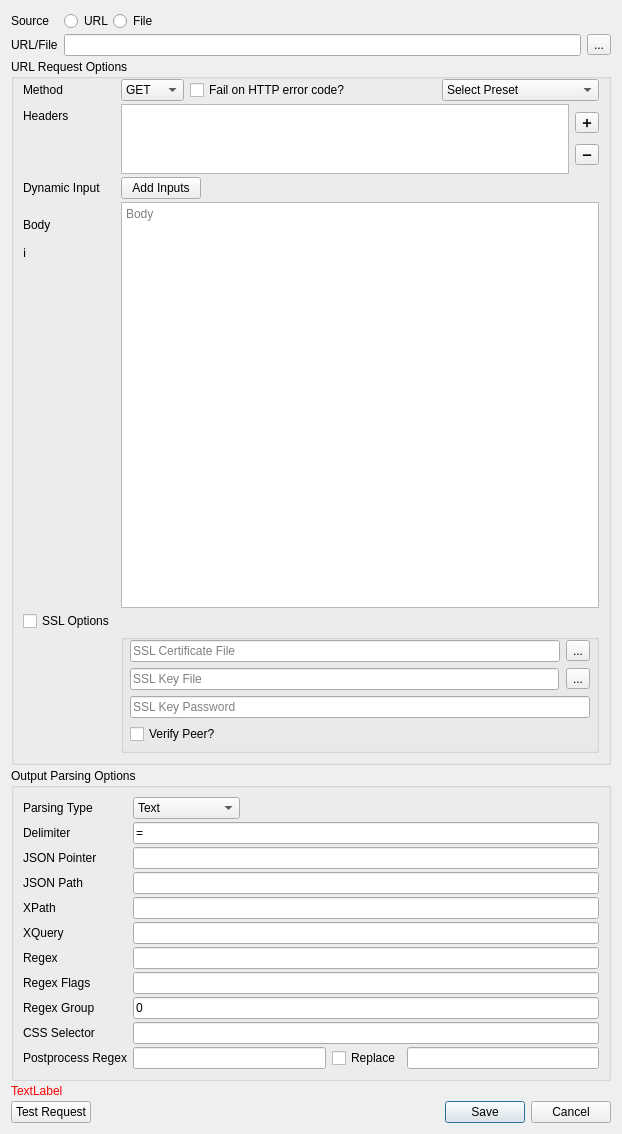
locaal-ai/obs-urlsource, file src/ui/requestbuilder.ui: the form before one commit.
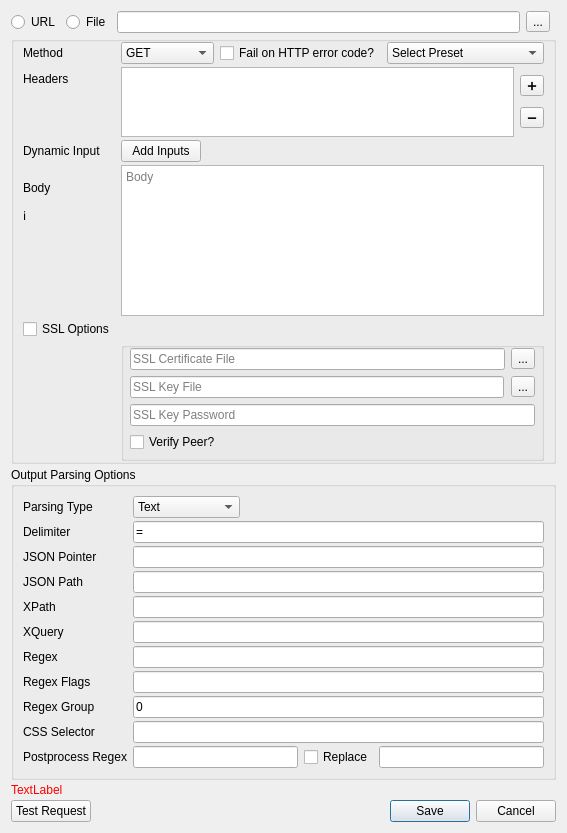
The form after the commit.

```diff
--- a/src/ui/requestbuilder.ui
+++ b/src/ui/requestbuilder.ui
@@ -6,12 +6,12 @@
    <rect>
     <x>0</x>
     <y>0</y>
-    <width>622</width>
-    <height>1134</height>
+    <width>498</width>
+    <height>833</height>
    </rect>
   </property>
   <property name="sizePolicy">
-   <sizepolicy hsizetype="Preferred" vsizetype="Minimum">
+   <sizepolicy hsizetype="Preferred" vsizetype="Fixed">
     <horstretch>0</horstretch>
     <verstretch>0</verstretch>
    </sizepolicy>
@@ -31,16 +31,10 @@
        <verstretch>0</verstretch>
       </sizepolicy>
      </property>
-     <layout class="QFormLayout" name="formLayout">
+     <layout class="QHBoxLayout" name="horizontalLayout_4">
       <property name="sizeConstraint">
        <enum>QLayout::SetDefaultConstraint</enum>
       </property>
-      <property name="fieldGrowthPolicy">
-       <enum>QFormLayout::ExpandingFieldsGrow</enum>
-      </property>
-      <property name="verticalSpacing">
-       <number>3</number>
-      </property>
       <property name="leftMargin">
        <number>0</number>
       </property>
@@ -53,62 +47,27 @@
       <property name="bottomMargin">
        <number>0</number>
       </property>
-      <item row="0" column="0">
-       <widget class="QLabel" name="label">
+      <item>
+       <widget class="QRadioButton" name="urlRadioButton">
+        <property name="sizePolicy">
+         <sizepolicy hsizetype="Fixed" vsizetype="Fixed">
+          <horstretch>0</horstretch>
+          <verstretch>0</verstretch>
+         </sizepolicy>
+        </property>
         <property name="text">
-         <string>Source</string>
+         <string>URL</string>
         </property>
        </widget>
       </item>
-      <item row="0" column="1">
-       <widget class="QWidget" name="widget_2" native="true">
-        <layout class="QHBoxLayout" name="horizontalLayout">
-         <property name="spacing">
-          <number>0</number>
-         </property>
-         <property name="leftMargin">
-          <number>0</number>
-         </property>
-         <property name="topMargin">
-          <number>0</number>
-         </property>
-         <property name="rightMargin">
-          <number>0</number>
-         </property>
-         <property name="bottomMargin">
-          <number>0</number>
-         </property>
-         <item>
-          <widget class="QRadioButton" name="urlRadioButton">
-           <property name="sizePolicy">
-            <sizepolicy hsizetype="Fixed" vsizetype="Fixed">
-             <horstretch>0</horstretch>
-             <verstretch>0</verstretch>
-            </sizepolicy>
-           </property>
-           <property name="text">
-            <string>URL</string>
-           </property>
-          </widget>
-         </item>
-         <item>
-          <widget class="QRadioButton" name="fileRadioButton">
-           <property name="text">
-            <string>File</string>
-           </property>
-          </widget>
-         </item>
-        </layout>
-       </widget>
-      </item>
-      <item row="1" column="0">
-       <widget class="QLabel" name="label_2">
+      <item>
+       <widget class="QRadioButton" name="fileRadioButton">
         <property name="text">
-         <string>URL/File</string>
+         <string>File</string>
         </property>
        </widget>
       </item>
-      <item row="1" column="1">
+      <item>
        <widget class="QWidget" name="widget_3" native="true">
         <layout class="QHBoxLayout" name="horizontalLayout_2">
          <property name="leftMargin">
@@ -136,19 +95,34 @@
         </layout>
        </widget>
       </item>
+      <item>
+       <widget class="QWidget" name="widget_2" native="true">
+        <layout class="QHBoxLayout" name="horizontalLayout">
+         <property name="spacing">
+          <number>0</number>
+         </property>
+         <property name="leftMargin">
+          <number>0</number>
+         </property>
+         <property name="topMargin">
+          <number>0</number>
+         </property>
+         <property name="rightMargin">
+          <number>0</number>
+         </property>
+         <property name="bottomMargin">
+          <number>0</number>
+         </property>
+        </layout>
+       </widget>
+      </item>
      </layout>
     </widget>
    </item>
    <item>
     <widget class="QGroupBox" name="urlRequestOptionsGroup">
-     <property name="sizePolicy">
-      <sizepolicy hsizetype="Preferred" vsizetype="Minimum">
-       <horstretch>0</horstretch>
-       <verstretch>0</verstretch>
-      </sizepolicy>
-     </property>
-     <property name="title">
-      <string>URL Request Options</string>
+     <property name="flat">
+      <bool>true</bool>
      </property>
      <layout class="QFormLayout" name="urlRequestLayout">
       <property name="fieldGrowthPolicy">
@@ -160,6 +134,9 @@
       <property name="topMargin">
        <number>0</number>
       </property>
+      <property name="bottomMargin">
+       <number>0</number>
+      </property>
       <item row="4" column="0">
        <widget class="QLabel" name="label_3">
         <property name="text">
@@ -197,6 +174,11 @@
              <string>POST</string>
             </property>
            </item>
+           <item>
+            <property name="text">
+             <string>WebSocket</string>
+            </property>
+           </item>
           </widget>
          </item>
          <item>
@@ -385,6 +367,15 @@
       </item>
       <item row="10" column="1">
        <widget class="QTextEdit" name="bodyTextEdit">
+        <property name="sizePolicy">
+         <sizepolicy hsizetype="Expanding" vsizetype="Preferred">
+          <horstretch>0</horstretch>
+          <verstretch>0</verstretch>
+         </sizepolicy>
+        </property>
+        <property name="tabStopDistance">
+         <double>20.000000000000000</double>
+        </property>
         <property name="acceptRichText">
          <bool>false</bool>
         </property>
@@ -538,12 +529,6 @@
    </item>
    <item>
     <widget class="QGroupBox" name="outputGroupBox">
-     <property name="sizePolicy">
-      <sizepolicy hsizetype="Preferred" vsizetype="Minimum">
-       <horstretch>0</horstretch>
-       <verstretch>0</verstretch>
-      </sizepolicy>
-     </property>
      <property name="title">
       <string>Output Parsing Options</string>
      </property>
```
